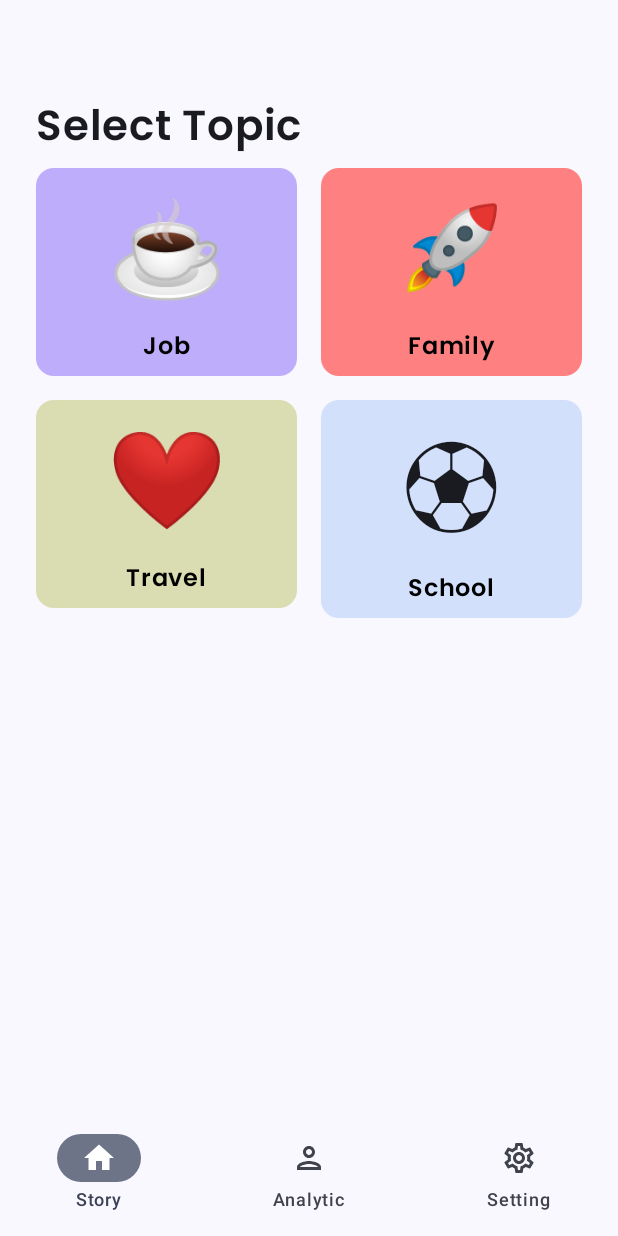
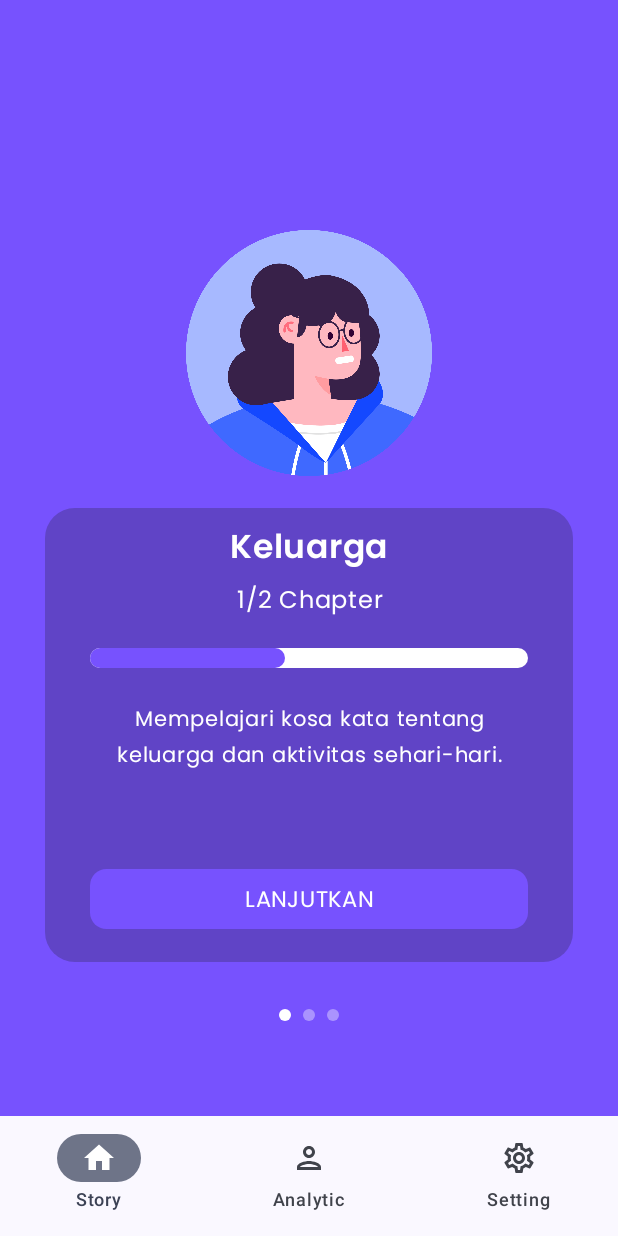
Before and after one commit to rizkisiraj/GoEnglish, an Android app built with Jetpack Compose: the screen it shows after launch (MainActivity), on a phone screen of 412 x 824 dp. Run offline under Robolectric (Android 15) with nearby library versions, the phone set to English and light mode, and no system bars; our stand-ins replace accompanist.

Commit message:
homepage edit

```diff
--- a/app/build.gradle.kts
+++ b/app/build.gradle.kts
@@ -54,6 +54,7 @@ dependencies {
     val nav_version = "2.7.5"
 
     implementation(platform("com.google.firebase:firebase-bom:32.6.0"))
+    implementation("androidx.compose.ui:ui-util")
     implementation("com.google.firebase:firebase-firestore-ktx")
     implementation("androidx.compose.material:material-icons-extended")
     implementation("com.airbnb.android:lottie-compose:6.1.0")
@@ -79,4 +80,7 @@ dependencies {
     debugImplementation("androidx.compose.ui:ui-test-manifest")
     implementation("androidx.compose.foundation:foundation:1.2.1")
     implementation("androidx.compose.foundation:foundation-layout:1.2.1")
+    val accompanist_version = "0.15.0"
+    implementation("com.google.accompanist:accompanist-pager:$accompanist_version")
+    implementation("com.google.accompanist:accompanist-pager-indicators:$accompanist_version")
 }
--- a/app/src/main/AndroidManifest.xml
+++ b/app/src/main/AndroidManifest.xml
@@ -23,10 +23,8 @@
             android:theme="@style/Theme.LearningApp">
             <intent-filter>
                 <action android:name="android.intent.action.MAIN" />
-
                 <category android:name="android.intent.category.LAUNCHER" />
             </intent-filter>
         </activity>
     </application>
-
 </manifest>
--- a/app/src/main/java/com/example/learningapp/data/ConversationDatas.kt
+++ b/app/src/main/java/com/example/learningapp/data/ConversationDatas.kt
@@ -1,28 +1,29 @@
 package com.example.learningapp.data
 
 import androidx.compose.ui.graphics.Color
+import com.example.learningapp.R
 
 
 data class Conversation(
     var color: Color,
     var title: String,
-    var emoji: String,
+    var description: String,
+    var cover: Int,
 )
 
 var dummy = listOf(Conversation(
     color = Color(190, 173, 250),
-    title = "Job",
-    emoji = "☕",
+    description = "Mempelajari kosa kata tentang keluarga dan aktivitas sehari-hari.",
+    title = "Keluarga",
+    cover = R.drawable.gambar_2,
 ),Conversation(
     color = Color(255, 128, 128),
-    title = "Family",
-    emoji = "\uD83D\uDE80",
+    title = "Sekolah",
+    description = "Mempelajari kosa kata tentang sekolah dan aktivitas sehari-hari.",
+    cover = R.drawable.gambar_3,
 ),Conversation(
     color = Color(218, 221, 177),
-    title = "Travel",
-    emoji = "❤️",
-),Conversation(
-    color = Color(210, 224, 251),
-    title = "School",
-    emoji = "⚽",
+    title = "Pekerjaan",
+    description = "Mempelajari kosa kata tentang pekerjaan dan aktivitas sehari-hari.",
+    cover = R.drawable.family,
 ))
--- a/app/src/main/java/com/example/learningapp/screen/DetailConvo.kt
+++ b/app/src/main/java/com/example/learningapp/screen/DetailConvo.kt
@@ -83,7 +83,7 @@ fun DetailConvoScreen(uiViewModel: SharedViewModel, navController: NavHostContro
                 horizontalAlignment = Alignment.CenterHorizontally
             ) {
                 Text(
-                    text = convo.emoji,
+                    text = convo.title,
                     fontSize = 64.sp,
                     textAlign = TextAlign.Center,
                     modifier = Modifier
--- a/app/src/main/java/com/example/learningapp/screen/Home.kt
+++ b/app/src/main/java/com/example/learningapp/screen/Home.kt
@@ -1,38 +1,64 @@
 package com.example.learningapp.screen
 
+import androidx.compose.animation.animateContentSize
+import androidx.compose.foundation.ExperimentalFoundationApi
+import androidx.compose.foundation.Image
 import androidx.compose.foundation.background
 import androidx.compose.foundation.clickable
+import androidx.compose.foundation.layout.Arrangement
 import androidx.compose.foundation.layout.Box
 import androidx.compose.foundation.layout.Column
-import androidx.compose.foundation.layout.PaddingValues
+import androidx.compose.foundation.layout.fillMaxHeight
 import androidx.compose.foundation.layout.fillMaxSize
 import androidx.compose.foundation.layout.fillMaxWidth
+import androidx.compose.foundation.layout.height
 import androidx.compose.foundation.layout.padding
+import androidx.compose.foundation.layout.size
+import androidx.compose.foundation.layout.width
 import androidx.compose.foundation.lazy.grid.GridCells
 import androidx.compose.foundation.lazy.grid.LazyVerticalGrid
-import androidx.compose.foundation.lazy.grid.items
 import androidx.compose.foundation.lazy.grid.itemsIndexed
+import androidx.compose.foundation.shape.RoundedCornerShape
+import androidx.compose.material3.Button
+import androidx.compose.material3.ButtonDefaults
 import androidx.compose.material3.Card
 import androidx.compose.material3.CardDefaults
 import androidx.compose.material3.ElevatedCard
 import androidx.compose.material3.MaterialTheme
 import androidx.compose.material3.Text
 import androidx.compose.runtime.Composable
+import androidx.compose.runtime.DisposableEffect
+import androidx.compose.runtime.getValue
+import androidx.compose.runtime.mutableStateOf
+import androidx.compose.runtime.remember
+import androidx.compose.runtime.rememberCoroutineScope
+import androidx.compose.runtime.setValue
 import androidx.compose.ui.Alignment
 import androidx.compose.ui.Modifier
+import androidx.compose.ui.draw.clip
 import androidx.compose.ui.graphics.Color
-import androidx.compose.ui.text.font.Font
+import androidx.compose.ui.graphics.graphicsLayer
+import androidx.compose.ui.res.colorResource
+import androidx.compose.ui.res.painterResource
 import androidx.compose.ui.text.font.FontWeight
 import androidx.compose.ui.text.style.TextAlign
-import androidx.compose.ui.tooling.preview.Preview
 import androidx.compose.ui.unit.dp
 import androidx.compose.ui.unit.sp
-import androidx.navigation.NavController
+import androidx.compose.ui.util.lerp
 import androidx.navigation.NavHostController
+import com.airbnb.lottie.utils.MiscUtils.lerp
+import com.example.learningapp.R
 import com.example.learningapp.SharedViewModel
 import com.example.learningapp.data.Conversation
-import com.example.learningapp.data.ConversationDetailState
+import com.example.learningapp.data.DetailsNavScreen
 import com.example.learningapp.data.dummy
+import com.google.accompanist.pager.ExperimentalPagerApi
+import com.google.accompanist.pager.HorizontalPager
+import com.google.accompanist.pager.HorizontalPagerIndicator
+import com.google.accompanist.pager.PagerState
+import com.google.accompanist.pager.rememberPagerState
+import kotlinx.coroutines.launch
+import kotlin.math.absoluteValue
 
 @Composable
 fun HomeScreen(navController: NavHostController, uiViewModel: SharedViewModel) {
@@ -41,62 +67,180 @@ fun HomeScreen(navController: NavHostController, uiViewModel: SharedViewModel) {
             .fillMaxSize()
             .background(MaterialTheme.colorScheme.background)
     ) {
-        Box(
-            modifier = Modifier
-                .fillMaxWidth()
-//                .padding(top = 64.dp)
-                .padding(top = 64.dp, bottom = 16.dp)
-                .padding(horizontal = 16.dp)
-        ) {
-            Column {
-                Text(
-                    modifier = Modifier.padding(start = 8.dp),
-                    text = "Select Topic",
-                    fontSize = MaterialTheme.typography.headlineMedium.fontSize,
-                    fontWeight = FontWeight.SemiBold
-                )
-                StoryView(navController = navController, uiViewModel = uiViewModel)
-            }
-        }
+        CourseCarousel(navController, uiViewModel)
     }
 }
 
+var colors = listOf(
+    listOf(Color(0xFF7752FE), Color(0xFF6044C6)),
+    listOf(Color(0xFF83A2FF),Color(0xFF728BD3)),
+    listOf(Color(0xFF7FD7C1), Color(0xFF70BDAA)),
+)
+@OptIn(ExperimentalPagerApi::class)
 @Composable
-fun StoryView(navController: NavHostController, uiViewModel: SharedViewModel) {
-    LazyVerticalGrid(
-        columns = GridCells.Fixed(2),
+fun CourseCarousel(navController: NavHostController, uiViewModel: SharedViewModel) {
+    val page = rememberPagerState(pageCount = 3)
+    var backgroundColor by remember { mutableStateOf(colors[0][1]) }
+
+    Column(
+        modifier = Modifier
+            .fillMaxSize()
+            .background(backgroundColor),
+        verticalArrangement = Arrangement.Center,
+        horizontalAlignment = Alignment.CenterHorizontally
+    ) {
+        DisposableEffect(page.currentPage) {
+            // Update the background color when currentPage changes
+            when(page.currentPage) {
+                0 -> backgroundColor = colors[0][0]
+                1 -> backgroundColor = colors[1][0]
+                2 -> backgroundColor = colors[2][0]
+            }
+
+            // Dispose when the effect is removed
+            onDispose { }
+        }
+        HorizontalPager(
+            state = page
+        ) { currentPage ->
+            Column(
+                Modifier
+                    .fillMaxWidth()
+                    .graphicsLayer {
+                        // Calculate the absolute offset for the current page from the
+                        // scroll position. We use the absolute value which allows us to mirror
+                        // any effects for both directions
+                        val pageOffset = (
+                                (page.currentPage - currentPage) + page.currentPageOffset
+                                ).absoluteValue
+
+                        // We animate the alpha, between 50% and 100%
+                        alpha = lerp(
+                            start = 0.5f,
+                            stop = 1f,
+                            fraction = 1f - pageOffset.coerceIn(0f, 1f)
+                        )
+                    }
+            ) {
+                SlideContent(page = page, backgroundColor = colors[currentPage][0], cardColor = colors[currentPage][1], data = dummy[currentPage], navController, uiViewModel)
+            }
+        }
+        HorizontalPagerIndicator(
+            pagerState = page,
+            activeColor = Color.White,
+            modifier = Modifier.padding(top = 16.dp)
+        )
+    }
+}
+
+@OptIn(ExperimentalPagerApi::class)
+@Composable
+fun SlideContent(page: PagerState, backgroundColor: Color, cardColor: Color, data: Conversation, navController: NavHostController, uiViewModel: SharedViewModel) {
+    val scope = rememberCoroutineScope()
+
+    Column(
+        horizontalAlignment = Alignment.CenterHorizontally,
+        modifier = Modifier
+            .padding(horizontal = 30.dp, vertical = 10.dp)
+            .fillMaxWidth()
+    ) {
+
+        Image(
+            painter = painterResource(id = data.cover),
+            contentDescription = null,
+            modifier = Modifier
+                .size(180.dp)
+                .align(Alignment.CenterHorizontally)
+                .padding(bottom = 16.dp)
+        )
+
+        Card(
+            shape = RoundedCornerShape(20.dp),
+            modifier = Modifier
+                .fillMaxWidth()
+                .padding(vertical = 5.dp),
+            colors = CardDefaults.cardColors(containerColor = cardColor)
         ) {
-        itemsIndexed(dummy) { index, item ->
-            ElevatedCard(
+
+            Column(
                 modifier = Modifier
-                    .padding(8.dp)
-                    .clickable {
-                         uiViewModel.OnConvoClick(index)
-                         navController.navigate("details__graph")
+                    .fillMaxWidth()
+                    .padding(horizontal = 30.dp, vertical = 10.dp),
+                verticalArrangement = Arrangement.Center,
+                horizontalAlignment = Alignment.CenterHorizontally,
+            ) {
+
+                Text(
+                    text = data.title,
+                    fontWeight = FontWeight.SemiBold,
+                    color = Color.White,
+                    fontSize = 22.sp,
+                    modifier = Modifier.padding(bottom = 7.dp)
+                )
+
+                Text(
+                    fontWeight = FontWeight.Light,
+                    text = "1/2 Chapter",
+                    color = Color.White,
+                    fontSize = 16.sp,
+                    textAlign = TextAlign.Center,
+                    modifier = Modifier.padding(bottom = 20.dp)
+                )
+
+                Box(
+                    modifier = Modifier
+                        .fillMaxWidth()
+                        .height(13.dp)
+                ) {
+
+                    Box(
+                        modifier = Modifier
+                            .fillMaxSize()
+                            .clip(RoundedCornerShape(10.dp))
+                            .background(Color.White)
+                    )
+
+                    Box(
+                        modifier = Modifier
+                            .width(130.dp)
+                            .fillMaxHeight()
+                            .clip(RoundedCornerShape(10.dp))
+                            .background(backgroundColor)
+                            .animateContentSize()
+                    )
+                }
+
+                Text(
+                    text = data.description,
+                    color = Color.White,
+                    fontSize = 14.sp,
+                    textAlign = TextAlign.Center,
+                    modifier = Modifier.padding(top = 22.dp, bottom = 60.dp)
+                )
+
+                Button(
+                    shape = RoundedCornerShape(11.dp),
+                    colors = ButtonDefaults.buttonColors(
+                        backgroundColor
+                    ),
+                    onClick = {
+                        uiViewModel.OnConvoClick(page.currentPage)
+                        navController.navigate(DetailsNavScreen.Information.route)
                     },
-                colors = CardDefaults.cardColors(
-                    containerColor = item.color
-                )
-            ) {
-                Column(
                     modifier = Modifier
-                        .padding(8.dp)
-                        .fillMaxSize(),
-                    horizontalAlignment = Alignment.CenterHorizontally
+                        .fillMaxWidth()
+                        .padding(bottom = 8.dp)
+
                 ) {
                     Text(
-                        item.emoji,
-                        textAlign = TextAlign.Center,
-                        fontSize = 64.sp,
-                    )
-                    Text(
-                        modifier = Modifier.padding(top = 8.dp),
-                        text = item.title,
-                        fontWeight = FontWeight.SemiBold,
-                        color = Color.Black
+                        text = "LANJUTKAN",
+                        color = Color.White,
+                        fontSize = 15.sp,
+                        modifier = Modifier.padding(horizontal = 8.dp)
                     )
                 }
             }
         }
+
     }
 }
--- a/app/src/main/java/com/example/learningapp/screen/Profile.kt
+++ b/app/src/main/java/com/example/learningapp/screen/Profile.kt
@@ -53,7 +53,6 @@ fun Analisa(){
             .padding(25.dp)
             .fillMaxSize()
             .padding(top = 65.dp)
-
     ) {
 
         //Ikon Kucink
--- a/app/src/main/res/values/strings.xml
+++ b/app/src/main/res/values/strings.xml
@@ -1,4 +1,4 @@
 <resources>
-    <string name="app_name">LearningApp</string>
+    <string name="app_name">GoEnglish</string>
     <string name="title_activity_main_screen">MainScreen</string>
 </resources>
```
Also changed, not shown: app/src/main/res/drawable/family.png (added), app/src/main/res/drawable/gambar_2.png (added), app/src/main/res/drawable/gambar_3.png (added).
